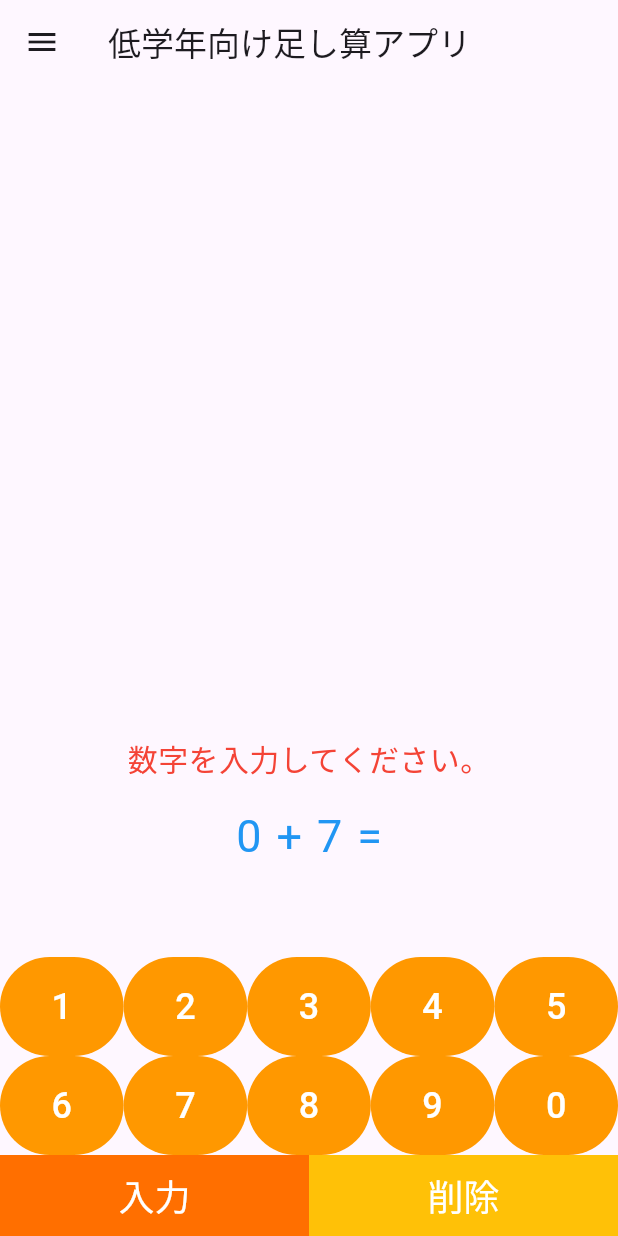
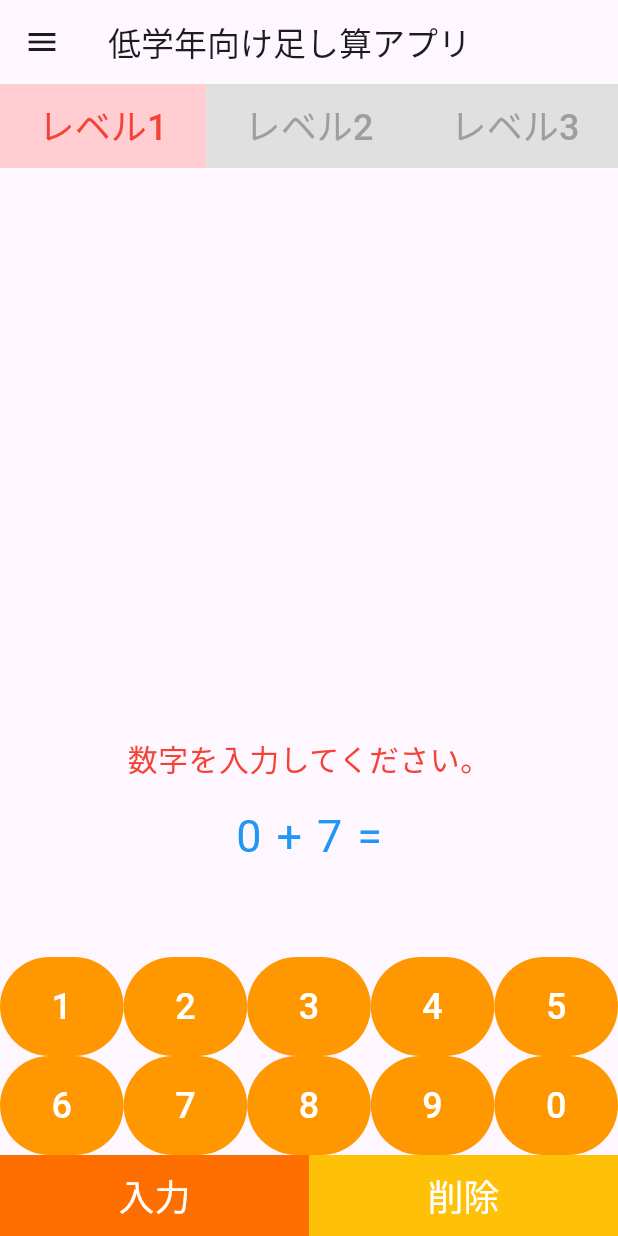
Before and after one commit to will-of-work-80/flutter-test, a Flutter app: the ElementarySchoolMath screen opened directly, on a phone screen of 412 x 824 dp. Run offline on Flutter 3.47's test engine with Material 3 defaults, Android fonts, the phone set to English and light mode, and no system bars; our stand-ins replace cached_network_image, flutter_riverpod, freezed_annotation, webview_flutter.

Commit message:
計算式をレベルを分けて選択できるようにする

```diff
--- a/lib/elementary_school_math.dart
+++ b/lib/elementary_school_math.dart
@@ -22,6 +22,40 @@ class _ElementarySchoolMathState extends State<ElementarySchoolMath> {
   int firstNum = random.nextInt(10);
   // 問題のアイテム２
   int secondNum = random.nextInt(10);
+  // 選択されたレベル
+  int selectLevel = 1;
+
+  setLevel() {
+    return selectLevel == 1
+        ? random.nextInt(10)
+        : selectLevel == 2
+            ? random.nextInt(20)
+            : random.nextInt(100);
+  }
+
+  Widget levelButton(int value) {
+    return Expanded(
+      child: TextButton(
+        style: TextButton.styleFrom(
+          backgroundColor:
+              value == selectLevel ? Colors.red[100] : Colors.grey[300],
+          foregroundColor: value == selectLevel ? Colors.red : Colors.grey[500],
+          padding: EdgeInsets.all(10),
+          shape: RoundedRectangleBorder(
+            borderRadius: BorderRadius.circular(0),
+          ),
+        ),
+        onPressed: () {
+          setState(() {
+            selectLevel = value;
+            firstNum = setLevel();
+            secondNum = setLevel();
+          });
+        },
+        child: Text('レベル$value', style: TextStyle(fontSize: 24)),
+      ),
+    );
+  }
 
   @override
   Widget build(BuildContext context) {
@@ -56,6 +90,21 @@ class _ElementarySchoolMathState extends State<ElementarySchoolMath> {
         // 画面の一番下に表示するため、指定
         mainAxisAlignment: MainAxisAlignment.end,
         children: [
+          // 画面の下に表示したくない物はこちらに指定
+          Expanded(
+            child: Column(
+              children: [
+                Row(
+                  children: [
+                    levelButton(1),
+                    levelButton(2),
+                    levelButton(3),
+                  ],
+                ),
+              ],
+            ),
+          ),
+          SizedBox(height: 50),
           Center(
             child: Text(infoStr,
                 style: const TextStyle(fontSize: 20, color: Colors.red)),
```
Also changed, not shown: 1 other file.
